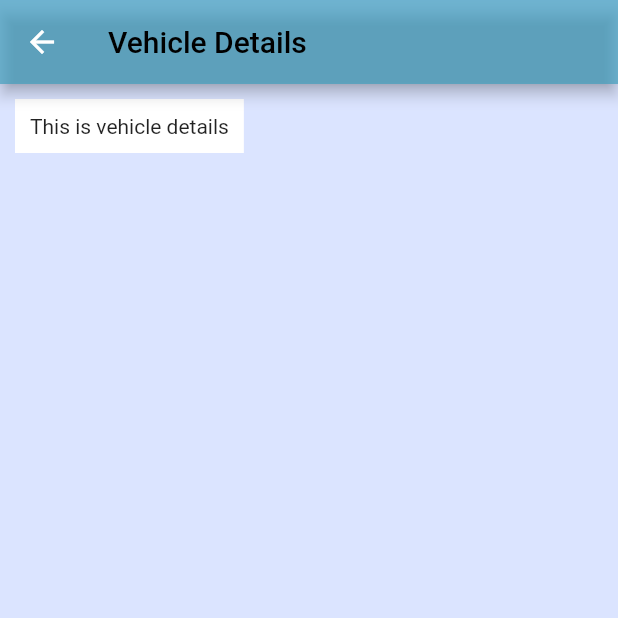
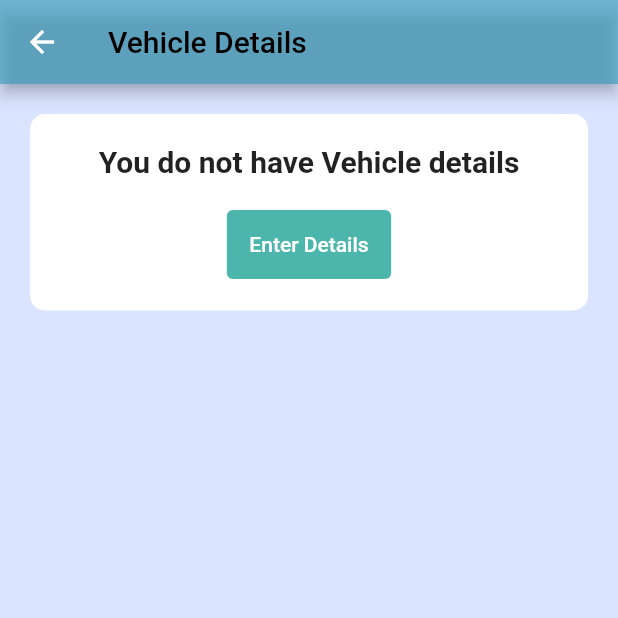
Before and after one commit to Babin6139/saman-pathao, a Flutter app: the VehicleDetailsPage screen opened by its route, on a phone screen of 412 x 824 dp, the top half of it. Run offline on Flutter 3.47's test engine with Material 2 defaults, Android fonts, the phone set to English and light mode, and no system bars; our stand-ins replace animated_text_kit, country_code_picker, curved_navigation_bar, email_validator, firebase_core, firebase_storage and 7 more; missing offline and left inert: khalti_flutter; accounts and stored records are empty.

Commit message:
Designing new bids

```diff
--- a/client/transporter/lib/pages/vehicle_details_page.dart
+++ b/client/transporter/lib/pages/vehicle_details_page.dart
@@ -1,4 +1,11 @@
+import 'dart:convert';
+
 import 'package:flutter/material.dart';
+import 'package:provider/provider.dart';
+import 'package:http/http.dart' as http;
+
+import 'package:transporter/models/transporter_vehicle.dart';
+import 'package:transporter/providers/transporterDataProvider.dart';
 
 class VehicleDetailsPage extends StatefulWidget {
   const VehicleDetailsPage({Key? key}) : super(key: key);
@@ -8,6 +15,28 @@ class VehicleDetailsPage extends StatefulWidget {
 }
 
 class _VehicleDetailsPageState extends State<VehicleDetailsPage> {
+  VehicleDetails? details;
+
+  getVehicleData() async {
+    String userName =
+        context.read<TransporterDataProvider>().transporterData.userName;
+    var url =
+        'http://10.0.2.2:7000/users/transporter/details?userName=$userName';
+    var response = await http
+        .get(Uri.parse(url), headers: {'Content-Type': 'application/json'});
+    var responseData = await jsonDecode(response.body);
+    var vehicleDetail = responseData["vehicleDetails"];
+    if (vehicleDetail == null) {
+      setState(() {
+        details = null;
+      });
+    } else {
+      setState(() {
+        details = VehicleDetails.fromMap(vehicleDetail);
+      });
+    }
+  }
+
   @override
   Widget build(BuildContext context) {
     return SafeArea(
@@ -21,12 +50,51 @@ class _VehicleDetailsPageState extends State<VehicleDetailsPage> {
           ),
         ),
         body: SingleChildScrollView(
-          child: Container(
-            padding: EdgeInsets.all(10),
-            decoration: BoxDecoration(color: Colors.white),
-            margin: EdgeInsets.all(10),
-            child: Text("This is vehicle details"),
-          ),
+          child: (details != null)
+              ? Container(
+                  padding: EdgeInsets.all(10),
+                  decoration: BoxDecoration(color: Colors.white),
+                  margin: EdgeInsets.all(10),
+                  child: Text("$details"),
+                )
+              : Container(
+                  width: double.infinity,
+                  decoration: BoxDecoration(
+                    color: Colors.white,
+                    borderRadius: BorderRadius.circular(10),
+                  ),
+                  padding: EdgeInsets.all(20),
+                  margin: EdgeInsets.all(20),
+                  child: Column(
+                    crossAxisAlignment: CrossAxisAlignment.center,
+                    children: [
+                      Text(
+                        "You do not have Vehicle details",
+                        style: TextStyle(
+                            fontWeight: FontWeight.bold, fontSize: 20),
+                      ),
+                      SizedBox(
+                        height: 20,
+                      ),
+                      Container(
+                        child: TextButton(
+                          style: ButtonStyle(
+                            foregroundColor:
+                                MaterialStateProperty.all(Colors.white),
+                            padding:
+                                MaterialStateProperty.all(EdgeInsets.all(15)),
+                            backgroundColor:
+                                MaterialStateProperty.all(Colors.teal.shade300),
+                          ),
+                          onPressed: () {
+                            Navigator.pushNamed(context, '/verification');
+                          },
+                          child: Text("Enter Details"),
+                        ),
+                      )
+                    ],
+                  ),
+                ),
         ),
       ),
     );
--- a/client/transporter/lib/widgets/transporeter_profile_card.dart
+++ b/client/transporter/lib/widgets/transporeter_profile_card.dart
@@ -47,7 +47,7 @@ class _TransporterProfileCardState extends State<TransporterProfileCard> {
             children: [
               Text(details.userName),
               Text(
-                  "Rating: ${details.rating < 0 ? "Not Rated" : details.rating} ${details.ratedBy > 0 ? details.ratedBy : ""}"),
+                  "Rating: ${details.rating < 0 ? "Not Rated" : details.rating} (${details.ratedBy > 0 ? details.ratedBy : ""})"),
               Text("Deposit: ${details.securityDeposit}")
             ],
           ),
```
Also changed, not shown: client/transporter/lib/models/onBidOrders.dart (+17 -1 lines), client/transporter/lib/widgets/onBid_order_card.dart (+25 -2 lines).
